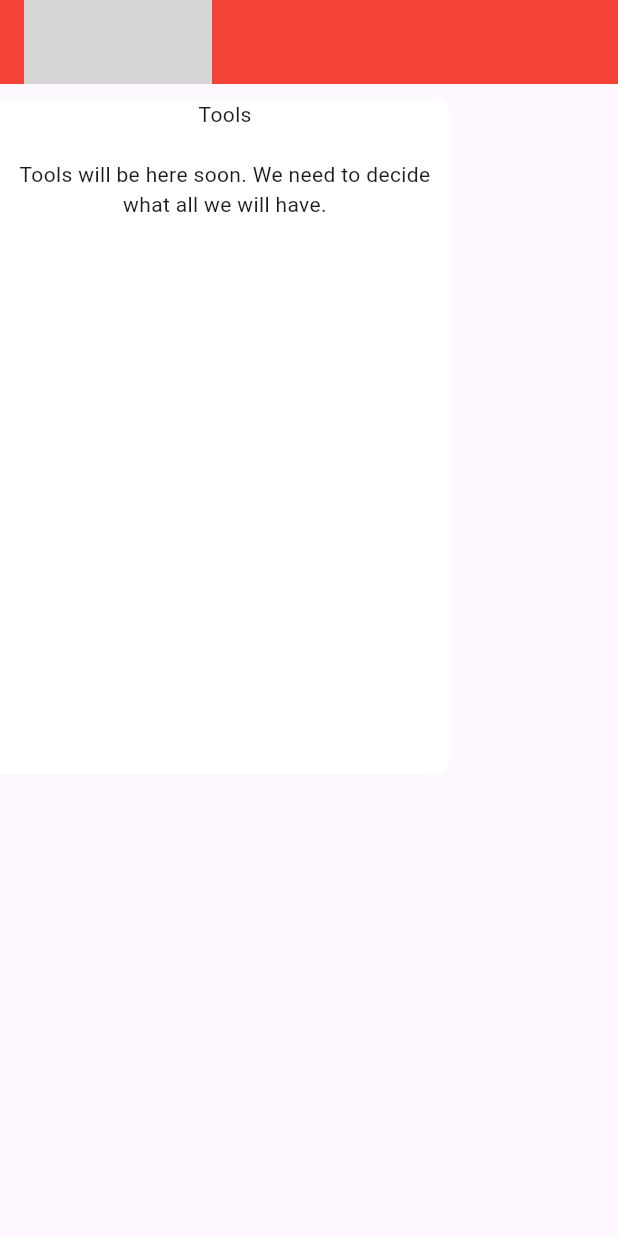
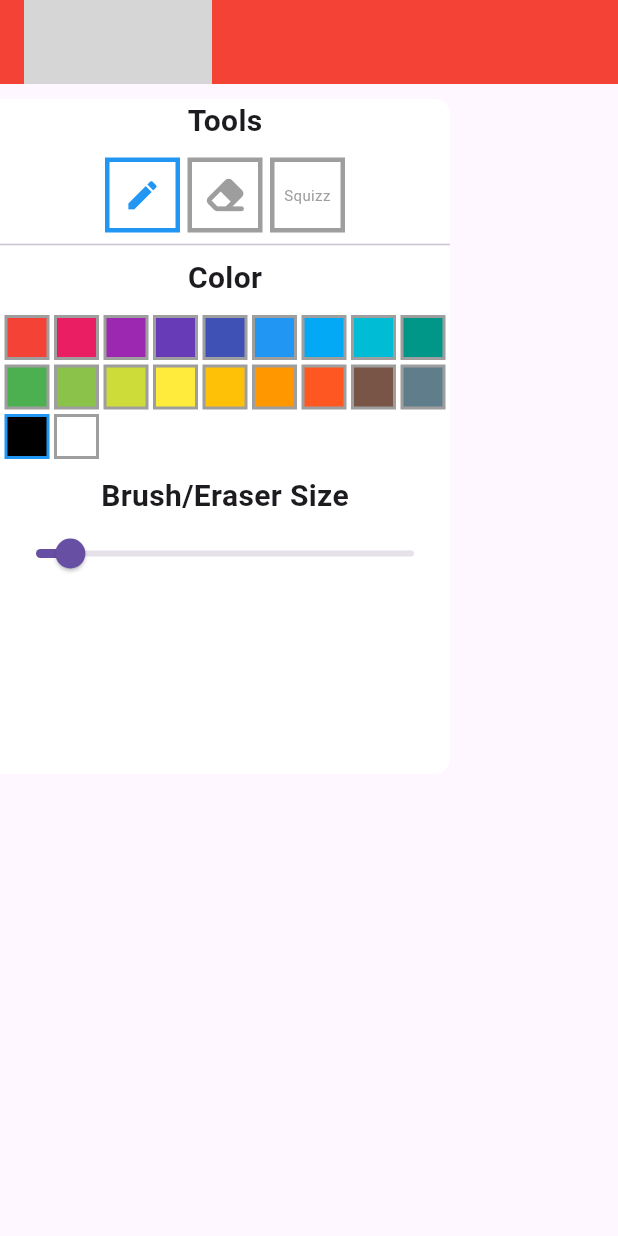
Before and after one commit to rhit-bostiadm/Squizz-Art, a Flutter app: the screen it shows after launch, on a phone screen of 412 x 824 dp. Run offline on Flutter 3.47's test engine with Material 3 defaults, Android fonts, the phone set to English and light mode, and no system bars; our stand-ins replace flutter_hooks, font_awesome_flutter; missing offline and left inert: dart_ipify; Roboto replaces fonts that are missing (ComicSans); statements that could not run were skipped; grey boxes are pictures that could not be loaded.

Commit message:
Added tools

```diff
--- /dev/null
+++ b/squizz_art/lib/color_selector.dart
@@ -0,0 +1,38 @@
+import 'package:flutter/material.dart';
+import 'package:flutter_hooks/flutter_hooks.dart';
+
+class ColorSelector extends HookWidget {
+  final ValueNotifier<Color> color;
+
+  const ColorSelector({super.key, required this.color});
+
+  @override
+  Widget build(BuildContext context) {
+    List<Color> allColors = [...Colors.primaries, Colors.black, Colors.white];
+    return Column(
+      children: [
+        Wrap(
+          spacing: 3,
+          runSpacing: 3,
+          children: [
+            for (Color c in allColors)
+              GestureDetector(
+                onTap: () => color.value = c,
+                child: Container(
+                  width: 30,
+                  height: 30,
+                  decoration: BoxDecoration(
+                    color: c,
+                    border: Border.all(
+                      color: color.value == c ? Colors.blue : Colors.grey,
+                      width: 2
+                    )
+                  ),
+                ),
+              )
+          ],
+        )
+      ],
+    );
+  }
+}
--- a/squizz_art/lib/draw_canvas.dart
+++ b/squizz_art/lib/draw_canvas.dart
@@ -1,3 +1,5 @@
+import 'dart:ui' as ui;
+
 import 'package:flutter/material.dart';
 import 'package:squizz_art/drawing.dart';
 
@@ -6,8 +8,11 @@ class DrawCanvas extends StatefulWidget {
   final double width;
   final ValueNotifier<Drawing?> currDrawing;
   final ValueNotifier<List<Drawing>> drawings;
+  final ValueNotifier<Color> color;
+  final ValueNotifier<String> tool;
+  final ValueNotifier<double> size;
 
-  const DrawCanvas({super.key, required this.height, required this.width, required this.currDrawing, required this.drawings});
+  const DrawCanvas({super.key, required this.height, required this.width, required this.currDrawing, required this.drawings, required this.color, required this.tool, required this.size});
 
   @override
   State<DrawCanvas> createState() => _DrawCanvasState();
@@ -43,14 +48,27 @@ class _DrawCanvasState extends State<DrawCanvas> {
       onPointerDown: (e) {
         final render = context.findRenderObject() as RenderBox;
         final offset = render.globalToLocal(e.position);
-        widget.currDrawing.value = Drawing(points: [offset]);
+        if (widget.tool.value == "pencil") {
+          widget.currDrawing.value = Drawing(points: [offset], color: widget.color.value, size: widget.size.value);
+        }
+        if (widget.tool.value == "eraser") {
+          widget.currDrawing.value = Drawing(points: [offset], color: Theme.of(context).canvasColor, size: widget.size.value);
+        }
+        if (widget.tool.value == "squizz") {
+          widget.currDrawing.value = Drawing(points: [offset], color: widget.color.value, size: widget.size.value, tool: "squizz");
+        }
       },
       onPointerMove: (e) {
         final render = context.findRenderObject() as RenderBox;
         final offset = render.globalToLocal(e.position);
         final points = List<Offset>.from(widget.currDrawing.value?.points ?? []);
         points.add(offset);
-        widget.currDrawing.value = Drawing(points: points);
+        if (widget.tool.value == "pencil") {
+          widget.currDrawing.value = Drawing(points: points, color: widget.color.value, size: widget.size.value, tool: "pencil");
+        }
+        if (widget.tool.value == "eraser") {
+          widget.currDrawing.value = Drawing(points: points, color: Theme.of(context).canvasColor, size: widget.size.value);
+        }
       },
       onPointerUp: (e) {
         widget.drawings.value = List<Drawing>.from(widget.drawings.value);
@@ -92,7 +110,18 @@ class DrawPainter extends CustomPainter {
       paint.strokeWidth = drawing.size;
       paint.strokeCap = StrokeCap.round;
       paint.style = PaintingStyle.stroke;
-      canvas.drawPath(path, paint);
+      if (drawing.tool == "pencil") {
+        canvas.drawPath(path, paint);
+      }
+      if (drawing.tool == "squizz") {
+        ui.ParagraphBuilder pb = ui.ParagraphBuilder(ui.ParagraphStyle(fontFamily: "ComicSans",fontSize: drawing.size,));
+        pb.pushStyle(ui.TextStyle(color: drawing.color));
+        pb.addText("Squizz");
+        ui.Paragraph pg = pb.build();
+        pg.layout(const ui.ParagraphConstraints(width: 1000));
+        Offset center = ui.Offset(drawing.points.first.dx-drawing.size, drawing.points.first.dy-drawing.size);
+        canvas.drawParagraph(pg, center);
+      }
     }
   }
 
--- a/squizz_art/lib/draw_page.dart
+++ b/squizz_art/lib/draw_page.dart
@@ -15,12 +15,15 @@ class DrawPage extends HookWidget {
 
     ValueNotifier<Drawing?> currDrawing = useState(null);
     ValueNotifier<List<Drawing>> drawings = useState([]);
+    ValueNotifier<Color> color = useState(Colors.black);
+    ValueNotifier<String> tool = useState("pencil");
+    ValueNotifier<double> size = useState(10);
     return Scaffold(
       appBar: AppBar(
         backgroundColor: Colors.red,
         title: const Row(
           children: [
-            Image(image: AssetImage("squizzart.png"), width: 125,),
+            Image(image: AssetImage("images/squizzart.png"), width: 125,),
           ],
         )
       ),
@@ -34,12 +37,19 @@ class DrawPage extends HookWidget {
                 width: MediaQuery.of(context).size.width,
                 currDrawing: currDrawing,
                 drawings: drawings,
+                color: color,
+                tool: tool,
+                size: size,
               );
             }
           ),
-          const Positioned(
+          Positioned(
             top: 10,
-            child: DrawToolbar(),
+            child: DrawToolbar(
+              color: color,
+              tool: tool,
+              size: size,
+            ),
           )
         ],
       ),
--- a/squizz_art/lib/draw_toolbar.dart
+++ b/squizz_art/lib/draw_toolbar.dart
@@ -1,9 +1,15 @@
 import 'package:flutter/material.dart';
-import 'package:flutter/src/widgets/framework.dart';
 import 'package:flutter_hooks/flutter_hooks.dart';
+import 'package:font_awesome_flutter/font_awesome_flutter.dart';
+import 'package:squizz_art/color_selector.dart';
+import 'package:squizz_art/tool_icon.dart';
 
 class DrawToolbar extends StatefulHookWidget {
-  const DrawToolbar({super.key});
+  final ValueNotifier<Color> color;
+  final ValueNotifier<String> tool;
+  final ValueNotifier<double> size;
+
+  const DrawToolbar({super.key, required this.color, required this.tool, required this.size});
 
   @override
   State<StatefulWidget> createState() => _DrawToolbarState();
@@ -19,11 +25,52 @@ class _DrawToolbarState extends State<DrawToolbar> {
         color: Color.fromRGBO(255, 255, 255, 50),
         borderRadius: BorderRadius.horizontal(right: Radius.circular(10)),
       ),
-      child: const Column(
+      child: Column(
         children: [
-          Text("Tools"),
-          Padding(padding: EdgeInsets.all(10)),
-          Text("Tools will be here soon. We need to decide what all we will have.", textAlign: TextAlign.center,)
+          const Text("Tools",style: TextStyle(fontWeight: FontWeight.bold, fontFamily: 'ComicSans',fontSize: 20)),
+          const Padding(padding: EdgeInsets.all(5)),
+          Wrap(
+            spacing: 5,
+            children: [
+              ToolIcon(
+                iconData: Icons.edit,
+                active: widget.tool.value == "pencil",
+                onTap: () => widget.tool.value = "pencil"
+              ),
+              ToolIcon(
+                iconData: FontAwesomeIcons.eraser,
+                active: widget.tool.value == "eraser",
+                onTap: () => widget.tool.value = "eraser"
+              ),
+              ToolIcon(
+                squizz: Align(
+                  alignment: Alignment.center,
+                  child: Text(
+                    "Squizz",
+                    style: TextStyle(
+                      color: widget.tool.value == "squizz" ? Colors.blue : Colors.grey,
+                      fontFamily: "ComicSans",
+                      fontSize: 10,
+                    ),
+                    textAlign: TextAlign.center,
+                  )
+                ),
+                active: widget.tool.value == "squizz",
+                onTap: () => widget.tool.value = "squizz",
+              )
+            ],
+          ),
+          const Divider(),
+          const Text("Color",style: TextStyle(fontWeight: FontWeight.bold, fontFamily: 'ComicSans',fontSize: 20)),
+          const Padding(padding: EdgeInsets.all(5)),
+          ColorSelector(color: widget.color),
+          const Padding(padding: EdgeInsets.all(5)),
+          const Text("Brush/Eraser Size",style: TextStyle(fontWeight: FontWeight.bold, fontFamily: 'ComicSans',fontSize: 20)),
+          Slider(
+            value: widget.size.value,
+            min: 1,
+            max: 100,
+            onChanged: (s) {widget.size.value = s;})
         ],
       ),
     );
--- a/squizz_art/lib/drawing.dart
+++ b/squizz_art/lib/drawing.dart
@@ -4,6 +4,7 @@ class Drawing {
   final List<Offset> points;
   final Color color;
   final double size;
+  final String tool;
 
-  Drawing({required this.points, this.color = Colors.black, this.size = 10});
+  Drawing({required this.points, this.color = Colors.black, this.size = 10, this.tool = "pencil"});
 }
--- /dev/null
+++ b/squizz_art/lib/tool_icon.dart
@@ -0,0 +1,32 @@
+import 'package:flutter/material.dart';
+
+class ToolIcon extends StatelessWidget {
+  final IconData? iconData;
+  final bool active;
+  final VoidCallback onTap;
+  final Widget? squizz;
+
+  const ToolIcon({super.key, this.iconData, required this.active, required this.onTap, this.squizz});
+
+  @override
+  Widget build(BuildContext context) {
+    return GestureDetector(
+      onTap: onTap,
+      child: Container(
+        width: 50,
+        height: 50,
+        decoration: BoxDecoration(
+          border: Border.all(
+            color: active ? Colors.blue : Colors.grey,
+            width: 3
+          )
+        ),
+        child: iconData != null ? Icon(
+          iconData,
+          color: active ? Colors.blue : Colors.grey,
+          size: 25,
+        ) : squizz,
+      ),
+    );
+  }
+}
```
Also changed, not shown: squizz_art/pubspec.yaml (+7 -5 lines), squizz_art/assets/fonts/COMIC.TTF (added), squizz_art/assets/images/squizz.png (added), squizz_art/assets/images/squizzart.png (renamed from squizz_art/assets/squizzart.png), squizz_art/pubspec.lock.
